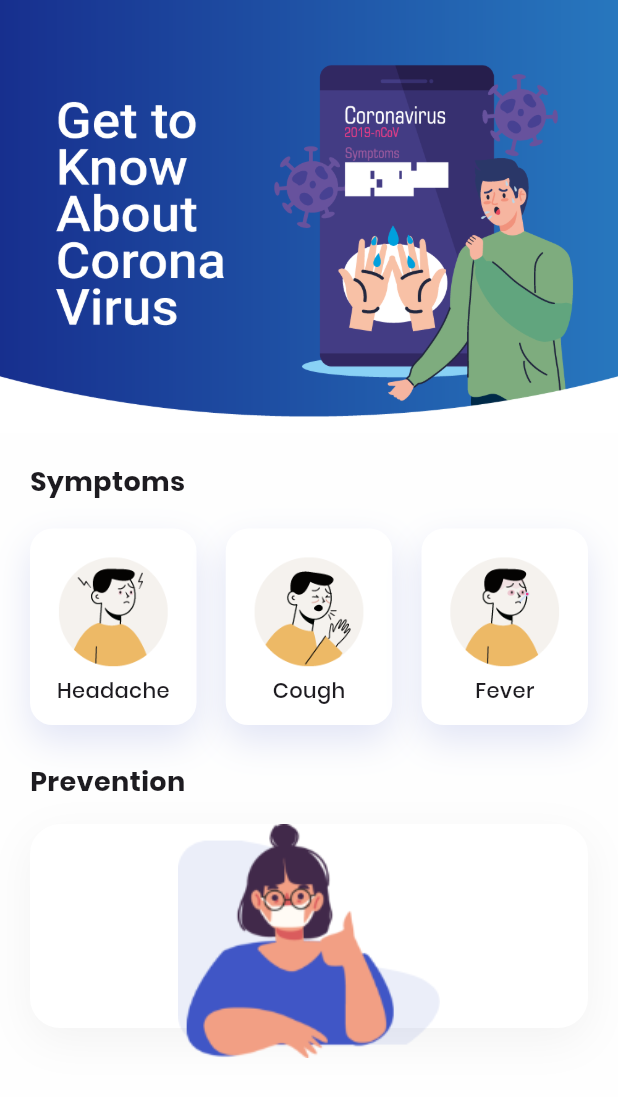
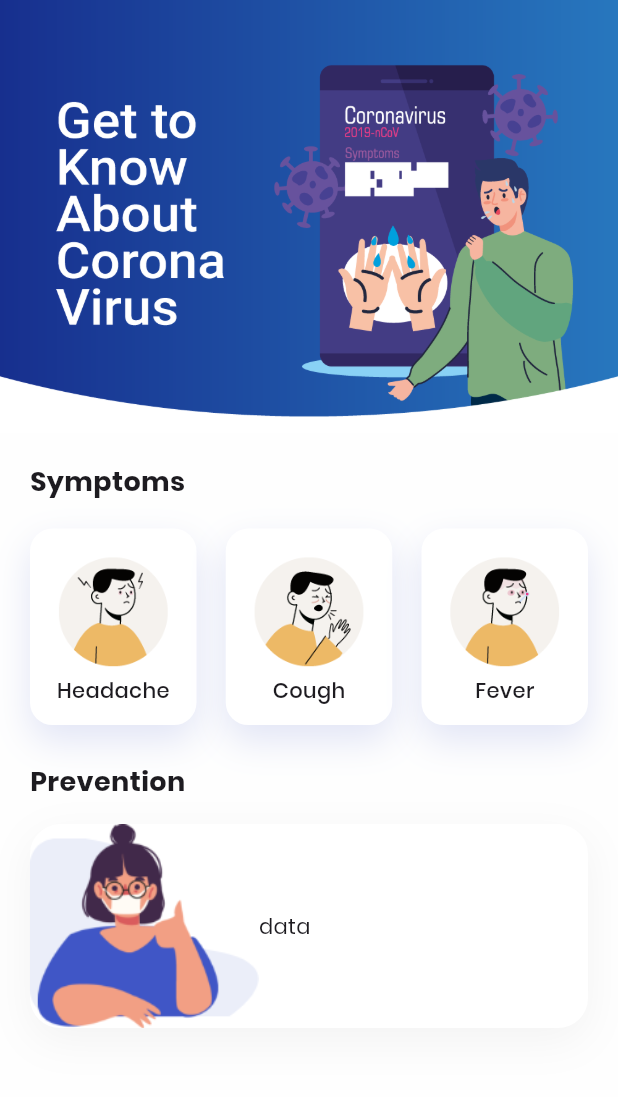
Before and after one commit to riazulrocky/Covid-19-UI, a Flutter app: the screen it shows after launch, on a phone screen of 412 x 824 dp. Shown: the top 1097 px of the screen. Run offline on Flutter 3.47's test engine with Material 3 defaults, Android fonts, the phone set to English and light mode, and no system bars.

Commit message:
covid-19 UI

```diff
--- a/lib/about.dart
+++ b/lib/about.dart
@@ -15,108 +15,47 @@ class _AboutState extends State<About> {
       body: SingleChildScrollView(
         child: Column(
           children: [
-            Column(
-              children: [
-                Image.asset("assets/images/about.png"),
-              ],
+            // Top image
+            Image.asset(
+              "assets/images/about.png",
+              width: double.infinity,
+              fit: BoxFit.cover,
             ),
+
             Padding(
               padding: const EdgeInsets.symmetric(horizontal: 20, vertical: 20),
               child: Column(
+                crossAxisAlignment: CrossAxisAlignment.start,
                 children: [
-                  const Row(
-                    children: [
-                      Text(
+                  const Text(
                     "Symptoms",
                     style: TextStyle(fontSize: 18, fontWeight: FontWeight.bold),
-                      )
-                    ],
                   ),
-
-                  SizedBox(height: 18,),
-
+                  const SizedBox(height: 18),
                   Row(
                     mainAxisAlignment: MainAxisAlignment.spaceBetween,
                     children: [
-                      Container(
-                        padding: EdgeInsets.all(13),
-                        decoration: BoxDecoration(
-                            borderRadius: BorderRadius.circular(15),
-                            color: Colors.white,
-                            boxShadow: [
-                              BoxShadow(
-                                offset: Offset(0, 10),
-                                blurRadius: 20,
-                                color: kActiveShadowColor,
+                      buildSymptomCard(
+                        imagePath: "assets/images/headache.png",
+                        label: "Headache",
                       ),
-                            ]
+                      buildSymptomCard(
+                        imagePath: "assets/images/cough.png",
+                        label: "Cough",
                       ),
-                        child: Column(
-                          children: [
-                            Image.asset("assets/images/headache.png", height: 85,),
-                            Text("Headache", style: TextStyle(fontWeight: FontWeight.w500),)
-                          ],
-                        ),
-                      ),
-
-                      Container(
-                        padding: EdgeInsets.all(13),
-                        decoration: BoxDecoration(
-                            borderRadius: BorderRadius.circular(15),
-                            color: Colors.white,
-                            boxShadow: [
-                              BoxShadow(
-                                offset: Offset(0, 10),
-                                blurRadius: 20,
-                                color: kActiveShadowColor,
-                              ),
-                            ]
-                        ),
-                        child: Column(
-                          children: [
-                            Image.asset("assets/images/cough.png", height: 85,),
-                            Text("Cough", style: TextStyle(fontWeight: FontWeight.w500),)
-                          ],
-                        ),
-                      ),
-
-                      Container(
-                        padding: EdgeInsets.all(13),
-                        decoration: BoxDecoration(
-                            borderRadius: BorderRadius.circular(15),
-                            color: Colors.white,
-                            boxShadow: [
-                              BoxShadow(
-                                offset: Offset(0, 10),
-                                blurRadius: 20,
-                                color: kActiveShadowColor,
-                              ),
-                            ]
-                        ),
-                        child: Column(
-                          children: [
-                            Image.asset("assets/images/fever.png", height: 85,),
-                            Text("Fever", style: TextStyle(fontWeight: FontWeight.w500),)
-                          ],
-                        ),
+                      buildSymptomCard(
+                        imagePath: "assets/images/fever.png",
+                        label: "Fever",
                       ),
                     ],
                   ),
-
-                  SizedBox(height: 25),
-
-                  Row(
-                    children: [
-                      Text("Prevention", style: TextStyle(fontSize: 18, fontWeight: FontWeight.bold),),
-                    ],
+                  const SizedBox(height: 25),
+                  // Prevention section
+                  const Text(
+                    "Prevention",
+                    style: TextStyle(fontSize: 18, fontWeight: FontWeight.bold),
                   ),
-
-                  SizedBox(height: 15),
-
-                  Column(
-                    children: [
-                      Column(
-                        children: [
+                  const SizedBox(height: 15),
                   Container(
                     height: 136,
                     width: double.infinity,
@@ -131,25 +70,52 @@ class _AboutState extends State<About> {
                         ),
                       ],
                     ),
-                            child: Column(
+                    child: Row(
                       children: [
-                                Image.asset("assets/images/wear_mask.png"),
+                        Center(
+                          child: Image.asset(
+                            "assets/images/wear_mask.png",
+                            fit: BoxFit.contain,
+                          ),
+                        ),
+                        Expanded(
+                          child: Text("data"),
+                        ),
                       ],
                     ),
                   ),
-
                 ],
               ),
-                    ],
             ),
-
-
-                ],
-              ),
-            )
           ],
         ),
       ),
     );
   }
+
+  Widget buildSymptomCard({required String imagePath, required String label}) {
+    return Container(
+      padding: const EdgeInsets.all(13),
+      decoration: BoxDecoration(
+        borderRadius: BorderRadius.circular(15),
+        color: Colors.white,
+        boxShadow: [
+          BoxShadow(
+            offset: Offset(0, 10),
+            blurRadius: 20,
+            color: kActiveShadowColor,
+          ),
+        ],
+      ),
+      child: Column(
+        children: [
+          Image.asset(imagePath, height: 85),
+          Text(
+            label,
+            style: const TextStyle(fontWeight: FontWeight.w500),
+          ),
+        ],
+      ),
+    );
   }
+}
```
Lines whose indentation alone changed are shown as unchanged.
